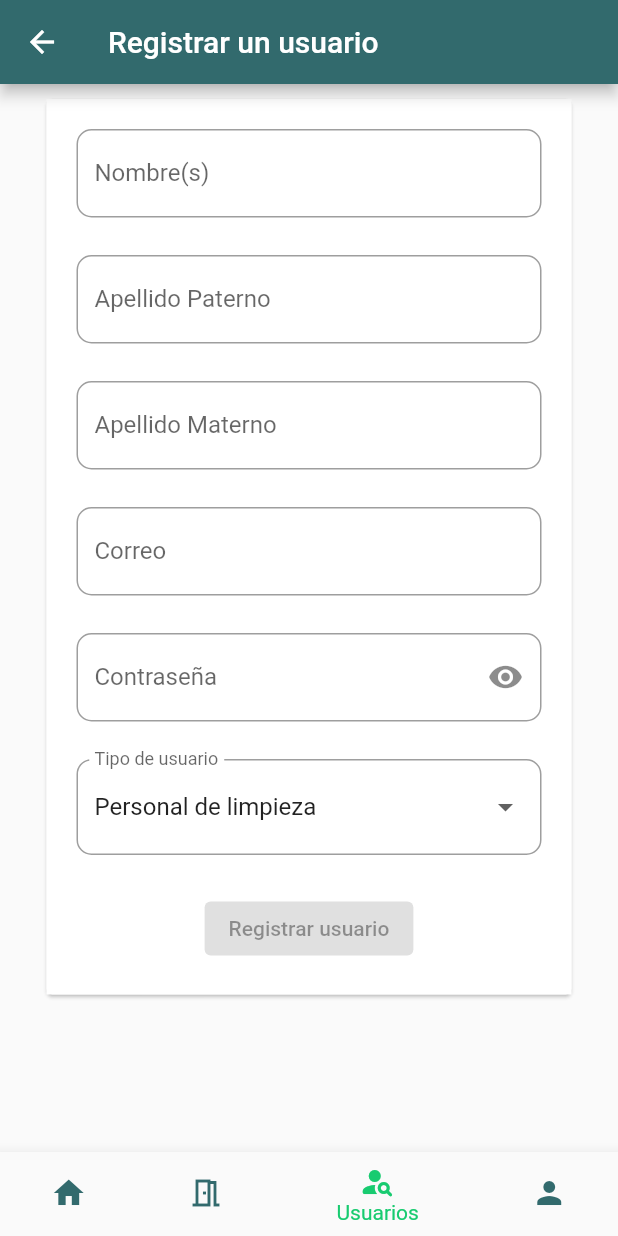
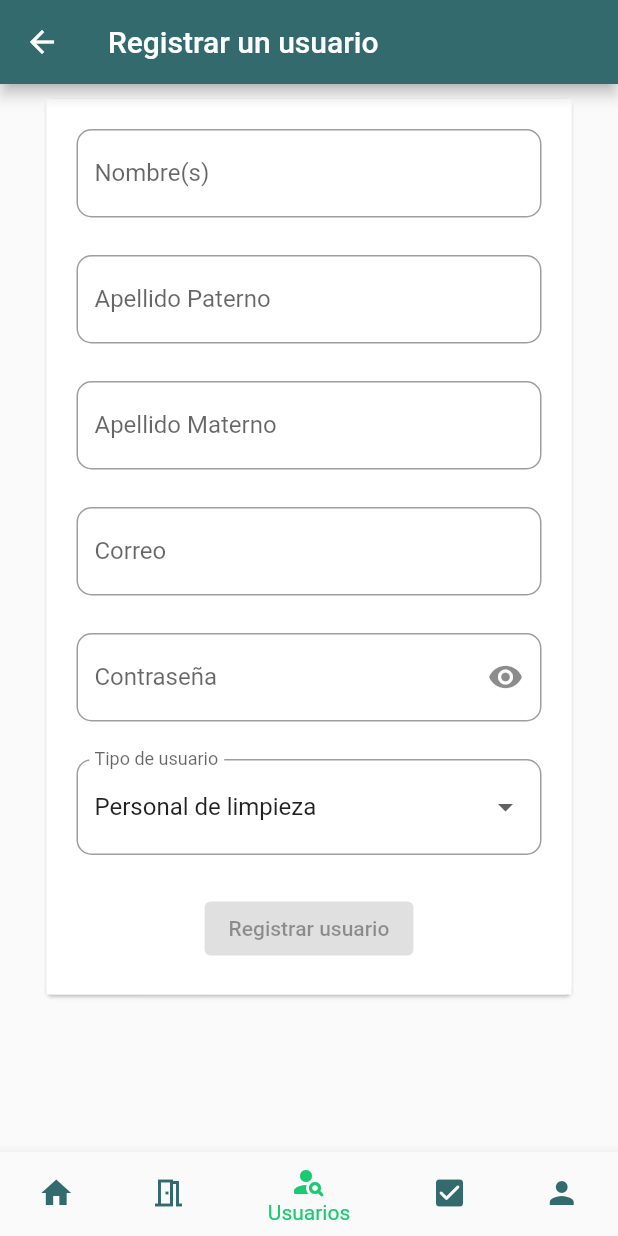
Before and after one commit to SergioCoP/geco-flutter, a Flutter app: the MenuManager screen opened by its route, item 3 of the bottom bar chosen, after a tap on the "add" icon, on a phone screen of 412 x 824 dp. Run offline on Flutter 3.47's test engine with Material 2 defaults, Android fonts, the light colour scheme and no system bars; our stand-ins replace dio, fluttertoast; accounts and stored records are empty; network calls fail.

Commit message:
[ADVANCED] proyecto avanzado con fecha 24 de nov de 2023 a las 01:25 am

```diff
--- a/lib/config/navigation/manager_dashboard_stack.dart
+++ b/lib/config/navigation/manager_dashboard_stack.dart
@@ -1,6 +1,7 @@
 import 'package:flutter/material.dart';
 import 'package:geco_mobile/modules/room/adapters/screens/room_dashboard.dart';
 import 'package:geco_mobile/modules/room/adapters/screens/room_incidencesCheck.dart';
+import 'package:geco_mobile/modules/room/adapters/screens/room_revisionCheck.dart';
 
 class ManagerDashboardStack extends StatelessWidget {
   const ManagerDashboardStack({super.key});
@@ -11,8 +12,9 @@ class ManagerDashboardStack extends StatelessWidget {
       debugShowCheckedModeBanner: false,
       initialRoute: '/dashboard',
       routes: {
-        '/dashboard': (context) => RoomsDashboard(),
+        '/dashboard': (context) => const RoomsDashboard(),
         '/dashboard/checkIncindences': (context) => RoomIncidencesCheck(),
+        '/dashboard/checkRevision': (context) => const RoomRevisionCheck(),
         // 'manager/dashboard/checkRoom': (context) => const RoomIncidencesCheck(),
       },
     );
--- /dev/null
+++ b/lib/config/navigation/manager_rubros_stack.dart
@@ -0,0 +1,17 @@
+import 'package:flutter/material.dart';
+import 'package:geco_mobile/modules/rubros/adapters/screens/rubros_management.dart';
+
+class ManagerRubrosStack extends StatelessWidget {
+  const ManagerRubrosStack({super.key});
+
+  @override
+  Widget build(BuildContext context) {
+    return MaterialApp(
+      debugShowCheckedModeBanner: false,
+      initialRoute: '/manager/rubros',
+      routes: {
+        '/manager/rubros': (context) => const RubrosManagement(),
+      },
+    );
+  }
+}
--- a/lib/kernel/theme/color_app.dart
+++ b/lib/kernel/theme/color_app.dart
@@ -12,5 +12,5 @@ class ColorsApp{
   static const estadoEnUso = Color(0xFFD9D9D9);
   static const estadoSinRevisar = Color(0xFFCDDEF6);
   static const estadoConIncidencias = Color(0xFFFFF2C5);
-  static const estadoSucio  = Color(0xFFC3EDC2);
+  static const estadoSucio  = Color.fromARGB(255, 233, 208, 238);
 }
--- a/lib/kernel/widgets/navigation/bottom_navigation_tab_gerente.dart
+++ b/lib/kernel/widgets/navigation/bottom_navigation_tab_gerente.dart
@@ -14,6 +14,7 @@ class BottomNavigationTabGerente extends StatelessWidget {
         BottomNavigationBarItem(icon: Icon(Icons.home), label: 'Dashboard'),
         BottomNavigationBarItem(icon: Icon(Icons.meeting_room_outlined), label: 'Habitaciones'),
         BottomNavigationBarItem(icon: Icon(Icons.person_search_rounded), label: 'Usuarios'),
+        BottomNavigationBarItem(icon: Icon(Icons.check_box_rounded), label: 'Rubros'),
         BottomNavigationBarItem(icon: Icon(Icons.person), label: 'Perfil'),
       ],
       currentIndex: selectedIndex,
--- a/lib/kernel/widgets/navigation/menu_manager.dart
+++ b/lib/kernel/widgets/navigation/menu_manager.dart
@@ -3,6 +3,7 @@ import 'package:geco_mobile/config/navigation/manager_dashboard_stack.dart';
 import 'package:geco_mobile/config/navigation/manager_stack.dart';
 import 'package:geco_mobile/config/navigation/manager_user_stack.dart';
 import 'package:geco_mobile/kernel/widgets/navigation/bottom_navigation_tab_gerente.dart';
+import 'package:geco_mobile/modules/rubros/adapters/screens/rubros_management.dart';
 import 'package:geco_mobile/modules/user/adapters/screens/profile.dart';
 
 class MenuManager extends StatefulWidget {
@@ -24,7 +25,7 @@ class _MenuManagerState extends State<MenuManager> {
     return Scaffold(
       body: IndexedStack(
         index: _selectedIndex,
-        children: const [ManagerDashboardStack(),ManagerStack(),ManagerUserStack(),Profile()],
+        children: const [ManagerDashboardStack(),ManagerStack(),ManagerUserStack(),RubrosManagement(),Profile()],
       ),
       bottomNavigationBar: BottomNavigationTabGerente(selectedIndex: _selectedIndex, onItemTapped: _onItemTapped),
     );
--- a/lib/modules/room/adapters/screens/room_dashboard.dart
+++ b/lib/modules/room/adapters/screens/room_dashboard.dart
@@ -36,6 +36,11 @@ class _RoomsDashboardState extends State<RoomsDashboard> {
 
   Future<void> fetchRooms() async {
     try {
+      if (hasFetch) {
+        totalCuartos = totalEnVenta = totalEnUso = totalSucio =
+            totalEnRevision = totalIncidencias = totalDeshabilitadas = 0;
+        listaHabitaciones = [];
+      }
       final dio = Dio();
       const path = GlobalData.pathRoomUri;
       final response = await dio.get('$path/getAllRooms');
@@ -103,7 +108,9 @@ class _RoomsDashboardState extends State<RoomsDashboard> {
       ),
       body: hasFetch
           ? listaHabitaciones.isNotEmpty
-              ? Padding(
+              ? RefreshIndicator(
+                  onRefresh: fetchRooms,
+                  child: Padding(
                     padding: const EdgeInsets.all(8.0),
                     child: Stack(
                       children: [
@@ -117,8 +124,7 @@ class _RoomsDashboardState extends State<RoomsDashboard> {
                               mainAxisSpacing: 2,
                               childAspectRatio: (itemWidth / itemHeight),
                               children: listaHabitaciones.map((room) {
-                              return RoomCardDashboard(
-                                  roomIncidences: roomIncidences);
+                                return RoomCardDashboard(roomIncidences: room);
                               }).toList(),
                             ),
                           ),
@@ -130,7 +136,11 @@ class _RoomsDashboardState extends State<RoomsDashboard> {
                             children: [
                               //CUADRO DONDE ESTA EL TOTAL DE CUARTOS
                               Container(
-                              padding: const EdgeInsets.all(8.0),
+                                padding: const EdgeInsets.all(0.0),
+                                child: Row(
+                                  children: [
+                                    Container(
+                                      width: deviceWidth / 2,
                                       child: Column(
                                         children: [
                                           Text(
@@ -148,9 +158,7 @@ class _RoomsDashboardState extends State<RoomsDashboard> {
                                         ],
                                       ),
                                     ),
-                            //AQUI ESTARAN LOS CONTAINER DE EN VENTA Y EN USO
-                            Row(
-                              children: [
+                                    // const Spacer(),
                                     Container(
                                         width: deviceWidth / 2,
                                         decoration: BoxDecoration(
@@ -159,7 +167,7 @@ class _RoomsDashboardState extends State<RoomsDashboard> {
                                         child: Column(
                                           children: [
                                             Text(
-                                          'En venta',
+                                              'En renta',
                                               style: TextStyle(
                                                   fontSize: 20.0,
                                                   fontWeight: FontWeight.bold),
@@ -168,10 +176,17 @@ class _RoomsDashboardState extends State<RoomsDashboard> {
                                               '$totalEnVenta',
                                               style: TextStyle(
                                                   fontSize: 30.0,
-                                              fontWeight: FontWeight.normal),
+                                                  fontWeight:
+                                                      FontWeight.normal),
                                             ),
                                           ],
                                         )),
+                                  ],
+                                ),
+                              ),
+                              //AQUI ESTARAN LOS CONTAINER DE EN VENTA Y EN USO
+                              Row(
+                                children: [
                                   Container(
                                       width: deviceWidth / 2,
                                       decoration: BoxDecoration(
@@ -187,6 +202,27 @@ class _RoomsDashboardState extends State<RoomsDashboard> {
                                           ),
                                           Text(
                                             '$totalEnUso',
+                                            style: TextStyle(
+                                                fontSize: 30.0,
+                                                fontWeight: FontWeight.normal),
+                                          ),
+                                        ],
+                                      )),
+                                  Container(
+                                    width: deviceWidth / 2,
+                                    decoration: BoxDecoration(
+                                      color: ColorsApp.estadoSucio,
+                                    ),
+                                    child: Column(
+                                      children: [
+                                        Text(
+                                          'Sucias',
+                                          style: TextStyle(
+                                              fontSize: 20.0,
+                                              fontWeight: FontWeight.bold),
+                                        ),
+                                        Text(
+                                          '$totalSucio',
                                           style: TextStyle(
                                               fontSize: 30.0,
                                               fontWeight: FontWeight.normal),
@@ -253,13 +289,17 @@ class _RoomsDashboardState extends State<RoomsDashboard> {
                         ))
                       ],
                     ),
+                  ),
                 )
               : Center(
                   child: Text(
-                      'No se encontraro habitaciones registradas en este hotel. :)'),
+                      'No se encontraron habitaciones registradas en este hotel. :)'),
                 )
-          : const Center(
+          : RefreshIndicator(
+            onRefresh: fetchRooms,
+            child: const Center(
                 child: CircularProgressIndicator(),
+              ),
           ),
     );
   }
--- /dev/null
+++ b/lib/modules/rubros/adapters/screens/rubros_management.dart
@@ -0,0 +1,80 @@
+import 'package:flutter/material.dart';
+import 'package:geco_mobile/kernel/theme/color_app.dart';
+
+class RubrosManagement extends StatefulWidget {
+  const RubrosManagement({super.key});
+
+  @override
+  State<RubrosManagement> createState() => _RubrosManagementState();
+}
+
+class _RubrosManagementState extends State<RubrosManagement> {
+  final double heightOfFirstContainer = 100.0;
+  void filtrarUsuario(String query) {
+    query = query.toLowerCase();
+  }
+  @override
+  Widget build(BuildContext context) {
+    return Scaffold(
+      appBar: AppBar(
+        title: const Text('Gestión de Rubros de evaluación'),
+        centerTitle: true,
+        backgroundColor: ColorsApp.primaryColor,
+      ),
+      body: Stack(
+        children: [
+          Scaffold(
+            body: Container(
+              margin: const EdgeInsets.only(
+                top: 100,
+              ),
+              child: const Center(
+                child: Text('Vista de los rubros de evaluación'),
+              ),
+            ),
+          ),
+           Positioned(
+            child: SizedBox(
+              height: heightOfFirstContainer,
+              child: Column(
+                children: [
+                  Row(
+                    children: [
+                      Expanded(
+                        child: Padding(
+                          padding: const EdgeInsets.all(8.0),
+                          child: TextField(
+                            onChanged: (text) {
+                              filtrarUsuario(text.toString());
+                            },
+                            decoration: const InputDecoration(
+                              suffixIcon: Icon(Icons.search),
+                              labelText: 'Buscar un rubro',
+                              hintText: 'Escribe para buscar un rubro de evalucación',
+                            ),
+                          ),
+                        ),
+                      ),
+                      Padding(
+                        padding: const EdgeInsets.all(8.0),
+                        child: ElevatedButton(
+                            style: ElevatedButton.styleFrom(
+                              backgroundColor: ColorsApp.buttonPrimaryColor,
+                            ),
+                            onPressed: () {
+                              // Navigator.of(context)
+                              //     .pushNamed('/manager/users/register');
+                            },
+                            child: const Icon(Icons.add)),
+                      ),
+                    ],
+                  ),
+                ],
+              ),
+            ),
+          ),
+        ],
+      )
+    );
+  }
+}
--- a/lib/modules/user/adapters/screens/user_register.dart
+++ b/lib/modules/user/adapters/screens/user_register.dart
@@ -35,7 +35,17 @@ class _UserRegisterState extends State<UserRegister> {
     {'idRol': 2, 'description': 'Recepcionista'},
     {'idRol': 3, 'description': 'Personal de limpieza'},
   ];
+  List<Map<String, dynamic>> listaRolesName = [
+    {'idRol': 2, 'description': 'Recepcionista'},
+    {'idRol': 3, 'description': 'Personal de limpieza'},
+  ];
   int _rolSeleccionado = 3;
+
+  final rolNames = {
+    1: "Role_Gerente",
+    2: "Role_Recepcionista",
+    3: "Role_Limpieza"
+  };
 
   @override
   Widget build(BuildContext context) {
@@ -200,7 +210,11 @@ class _UserRegisterState extends State<UserRegister> {
                                             'surname':
                                                 _apellidoMaternoController.text
                                           },
-                                          'idRol': {'idRol': _rolSeleccionado},
+                                          'idRol': _rolSeleccionado
+                                          // {
+                                          //   "idRol": _rolSeleccionado,
+                                          //   "rolName": rolNames[_rolSeleccionado],
+                                          // },
                                         },
                                       );
                                       if (response.data['msg'] == 'Register') {
```
Also changed, not shown: lib/modules/room/adapters/screens/edit_room.dart (+30 -23 lines), lib/modules/room/adapters/screens/room_incidencesCheck.dart (+16 -11 lines), lib/modules/room/adapters/screens/room_revisionCheck.dart (added, +173 -0 lines), lib/modules/room/adapters/screens/widgets/room_card_dashboard.dart (+15 -8 lines), lib/modules/room/adapters/screens/widgets/room_card_management.dart (+5 -6 lines), lib/modules/user/adapters/screens/user_update.dart (+60 -48 lines). Lines whose indentation alone changed are shown as unchanged.
